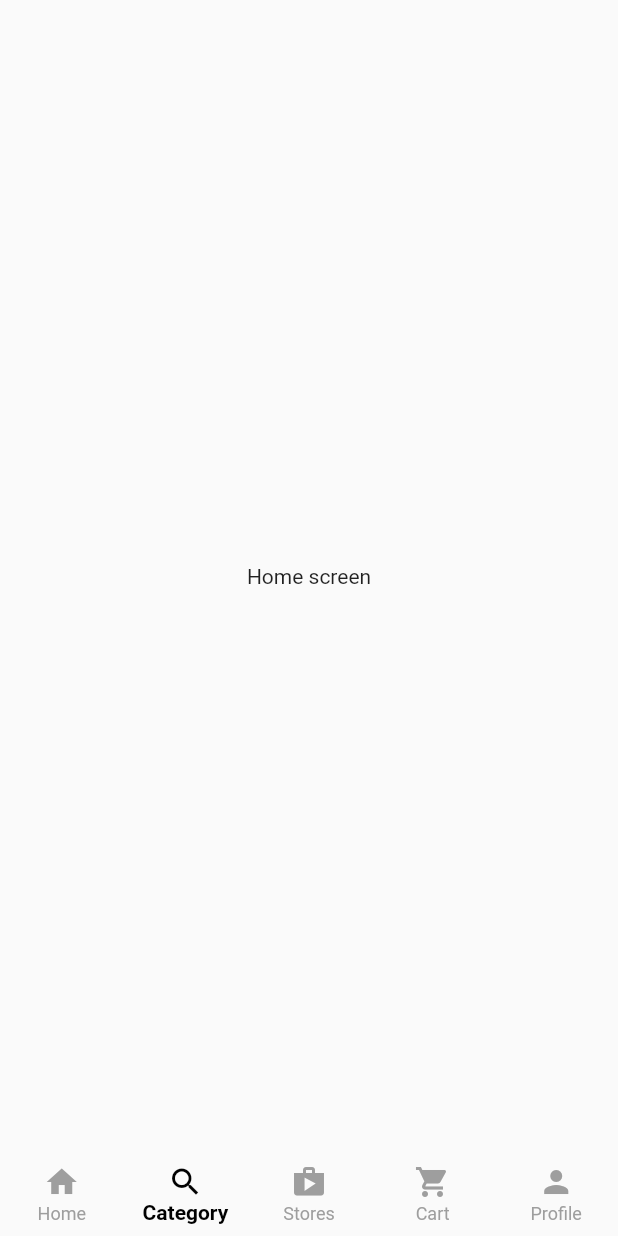
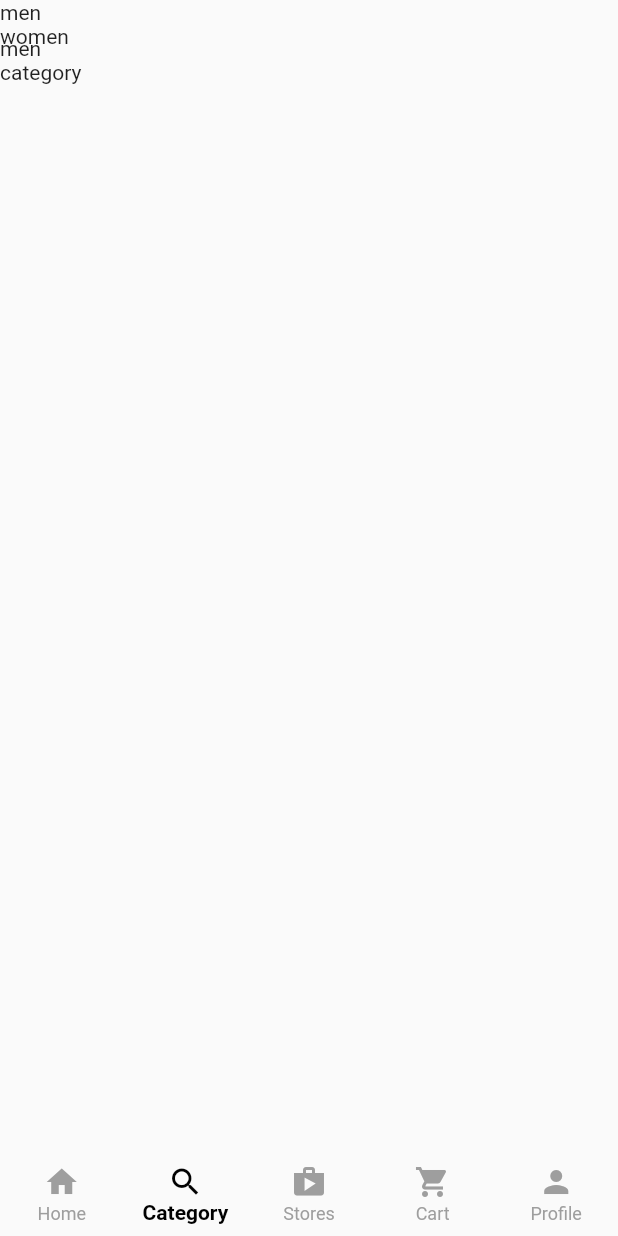
Before and after one commit to fluttberry/shopify_app, a Flutter app: the screen it shows after launch, item 2 of the bottom bar chosen, on a phone screen of 412 x 824 dp. Run offline on Flutter 3.47's test engine with Material 2 defaults, Android fonts, the phone set to English and light mode, and no system bars.

Commit message:
update in category screen

```diff
--- /dev/null
+++ b/lib/app/constants/colors/app_colors.dart
@@ -0,0 +1,11 @@
+import 'package:flutter/material.dart';
+
+class AppColors {
+  static const white = Colors.white;
+  static const black = Colors.black;
+  static const green = Colors.green;
+  static const blue = Colors.blue;
+  static const yellow = Colors.yellow;
+  static const red = Colors.red;
+  static const grey = Colors.grey;
+}
--- /dev/null
+++ b/lib/app/constants/presentation/main_screen/category_acreen.dart
@@ -0,0 +1,53 @@
+import 'package:flutter/material.dart';
+
+List<String> listIndex = ['men', 'women'];
+
+class CategoryScreen extends StatefulWidget {
+  const CategoryScreen({super.key});
+
+  @override
+  State<CategoryScreen> createState() => _CategoryScreenState();
+}
+
+class _CategoryScreenState extends State<CategoryScreen> {
+  @override
+  Widget build(BuildContext context) {
+    return Scaffold(
+      body: Stack(children: [
+        ListView.builder(
+          itemCount: listIndex.length,
+          itemBuilder: ((context, index) {
+            return GestureDetector(
+              onTap: () {},
+              // ignore: avoid_unnecessary_containers
+              child: Container(
+                child: Text(listIndex[index]),
+              ),
+            );
+          }),
+        ),
+        // ignore: sized_box_for_whitespace
+        Container(
+          height: 80,
+          width: 80,
+          // ignore: prefer_const_literals_to_create_immutables
+          child: PageView(
+              // ignore: prefer_const_literals_to_create_immutables
+              children: const [
+                Center(child: Text('men category')),
+                Center(child: Text('women category')),
+                Center(child: Text('shoes category')),
+                Center(child: Text('bags category')),
+                Center(child: Text('electronics category')),
+                Center(child: Text('accessories category')),
+                Center(child: Text('home & garden category')),
+                Center(child: Text('men category')),
+                Center(child: Text('kids category')),
+                Center(child: Text('beauty category')),
+              ]),
+        ),
+      ]),
+    );
+  }
+}
+//https://www.youtube.com/watch?v=b1DLFKf7gCo 48-50
--- a/lib/presentation/widgets/main_creen/customer_screen.dart
+++ b/lib/app/constants/presentation/main_screen/customer_screen.dart
@@ -1,5 +1,7 @@
 import 'package:flutter/material.dart';
-import 'package:shopify_app/presentation/widgets/main_creen/home_screen.dart';
+import 'package:shopify_app/app/constants/colors/app_colors.dart';
+import 'package:shopify_app/app/constants/presentation/main_screen/category_acreen.dart';
+import 'package:shopify_app/app/constants/presentation/main_screen/home_screen.dart';
 
 class CustomerScreen extends StatefulWidget {
   const CustomerScreen({super.key});
@@ -12,6 +14,7 @@ class _CustomerScreenState extends State<CustomerScreen> {
   int _selectedIndex = 0;
   final List<Widget> _tabs = [
     const HomeSareen(),
+    const CategoryScreen(),
     const Center(child: Text('Home screen')),
     const Center(child: Text('Category screen')),
     const Center(child: Text('Stores screen')),
@@ -27,8 +30,8 @@ class _CustomerScreenState extends State<CustomerScreen> {
         elevation: 0.0,
         selectedLabelStyle: const TextStyle(fontWeight: FontWeight.w600),
         currentIndex: _selectedIndex,
-        selectedItemColor: Colors.black,
-        unselectedItemColor: Colors.grey,
+        selectedItemColor: AppColors.black,
+        unselectedItemColor: AppColors.grey,
         items: const [
           BottomNavigationBarItem(icon: Icon(Icons.home), label: 'Home'),
           BottomNavigationBarItem(icon: Icon(Icons.search), label: 'Category'),
--- a/lib/presentation/widgets/main_creen/fake_search_widget.dart
+++ b/lib/app/constants/presentation/main_screen/fake_search_widget.dart
@@ -1,5 +1,5 @@
 import 'package:flutter/material.dart';
-import 'package:shopify_app/presentation/minor%20screens/search_screen.dart';
+import 'package:shopify_app/app/constants/presentation/minor%20screens/search_screen.dart';
 
 class FakeSearchWidget extends StatelessWidget {
   const FakeSearchWidget({
@@ -27,7 +27,7 @@ class FakeSearchWidget extends StatelessWidget {
               // ignore: prefer_const_literals_to_create_immutables
               children: [
                 const Padding(
-                  padding: EdgeInsets.symmetric(horizontal: 5),
+                  padding: EdgeInsets.symmetric(horizontal: 0.1),
                   child: Icon(
                     Icons.search,
                     color: Colors.grey,
@@ -36,7 +36,7 @@ class FakeSearchWidget extends StatelessWidget {
                 // ignore: prefer_const_constructors
                 Text(
                   'What are you looking for?',
-                  style: const TextStyle(fontSize: 18, color: Colors.grey),
+                  style: const TextStyle(fontSize: 15, color: Colors.grey),
                 ),
               ],
             ),
--- a/lib/main.dart
+++ b/lib/main.dart
@@ -1,5 +1,5 @@
 import 'package:flutter/material.dart';
-import 'package:shopify_app/presentation/widgets/main_creen/customer_screen.dart';
+import 'package:shopify_app/app/constants/presentation/main_screen/customer_screen.dart';
 
 void main() {
   runApp(const ShopifyApp());
```
Also changed, not shown: lib/app/constants/presentation/main_screen/home_screen.dart (renamed from lib/presentation/widgets/main_creen/home_screen.dart, +4 -3 lines), lib/app/constants/presentation/minor screens/search_screen.dart (added, +26 -0 lines), lib/presentation/minor screens/search_screen.dart (deleted, +0 -15 lines), lib/app/utilities/categ_list.dart (renamed from lib/utilities/categ_list.dart).
